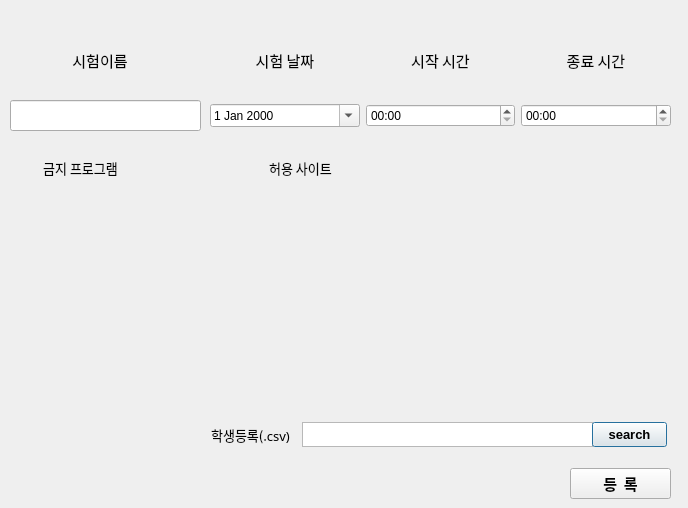
First picture: the form in DCheat_Client/DCheat/view/registerCourse.ui, repository DCheat/DCheat, before the edit.
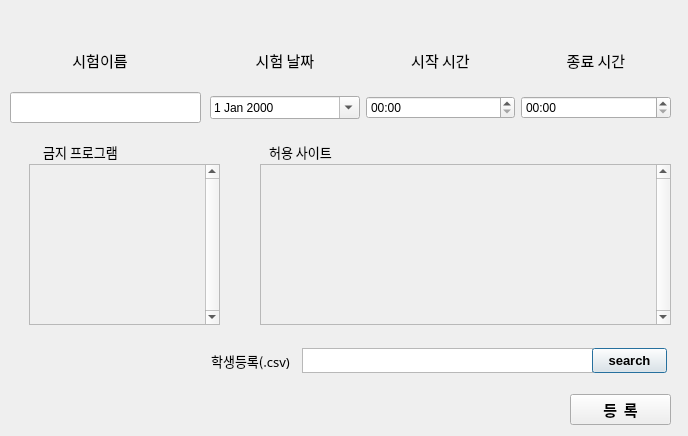
Second picture: the form after the edit.

The edit to the form file:
```diff
--- a/DCheat_Client/DCheat/view/registerCourse.ui
+++ b/DCheat_Client/DCheat/view/registerCourse.ui
@@ -7,7 +7,7 @@
     <x>0</x>
     <y>0</y>
     <width>688</width>
-    <height>508</height>
+    <height>436</height>
    </rect>
   </property>
   <property name="windowTitle">
@@ -105,7 +105,7 @@
    <property name="geometry">
     <rect>
      <x>210</x>
-     <y>79</y>
+     <y>71</y>
      <width>461</width>
      <height>73</height>
     </rect>
@@ -141,7 +141,7 @@
    <property name="geometry">
     <rect>
      <x>302</x>
-     <y>422</y>
+     <y>348</y>
      <width>291</width>
      <height>25</height>
     </rect>
@@ -151,7 +151,7 @@
    <property name="geometry">
     <rect>
      <x>592</x>
-     <y>422</y>
+     <y>348</y>
      <width>75</width>
      <height>25</height>
     </rect>
@@ -172,7 +172,7 @@
    <property name="geometry">
     <rect>
      <x>200</x>
-     <y>425</y>
+     <y>351</y>
      <width>101</width>
      <height>20</height>
     </rect>
@@ -194,7 +194,7 @@
    <property name="geometry">
     <rect>
      <x>570</x>
-     <y>468</y>
+     <y>394</y>
      <width>101</width>
      <height>31</height>
     </rect>
@@ -215,7 +215,7 @@
    <property name="geometry">
     <rect>
      <x>30</x>
-     <y>158</y>
+     <y>142</y>
      <width>101</width>
      <height>20</height>
     </rect>
@@ -233,33 +233,11 @@
     <set>Qt::AlignCenter</set>
    </property>
   </widget>
-  <widget class="QWidget" name="formLayoutWidget">
-   <property name="geometry">
-    <rect>
-     <x>30</x>
-     <y>180</y>
-     <width>201</width>
-     <height>231</height>
-    </rect>
-   </property>
-   <layout class="QFormLayout" name="formLayout"/>
-  </widget>
-  <widget class="QWidget" name="formLayoutWidget_2">
-   <property name="geometry">
-    <rect>
-     <x>250</x>
-     <y>180</y>
-     <width>371</width>
-     <height>231</height>
-    </rect>
-   </property>
-   <layout class="QFormLayout" name="formLayout_2"/>
-  </widget>
   <widget class="QLabel" name="label_10">
    <property name="geometry">
     <rect>
      <x>250</x>
-     <y>158</y>
+     <y>142</y>
      <width>101</width>
      <height>20</height>
     </rect>
@@ -281,12 +259,64 @@
    <property name="geometry">
     <rect>
      <x>10</x>
-     <y>100</y>
+     <y>92</y>
      <width>191</width>
      <height>31</height>
     </rect>
    </property>
   </widget>
+  <widget class="QScrollArea" name="scrollArea">
+   <property name="geometry">
+    <rect>
+     <x>29</x>
+     <y>164</y>
+     <width>191</width>
+     <height>161</height>
+    </rect>
+   </property>
+   <property name="verticalScrollBarPolicy">
+    <enum>Qt::ScrollBarAlwaysOn</enum>
+   </property>
+   <property name="widgetResizable">
+    <bool>true</bool>
+   </property>
+   <widget class="QWidget" name="scrollAreaWidgetContents">
+    <property name="geometry">
+     <rect>
+      <x>0</x>
+      <y>0</y>
+      <width>172</width>
+      <height>159</height>
+     </rect>
+    </property>
+   </widget>
+  </widget>
+  <widget class="QScrollArea" name="scrollArea_2">
+   <property name="geometry">
+    <rect>
+     <x>260</x>
+     <y>164</y>
+     <width>411</width>
+     <height>161</height>
+    </rect>
+   </property>
+   <property name="verticalScrollBarPolicy">
+    <enum>Qt::ScrollBarAlwaysOn</enum>
+   </property>
+   <property name="widgetResizable">
+    <bool>true</bool>
+   </property>
+   <widget class="QWidget" name="scrollAreaWidgetContents_2">
+    <property name="geometry">
+     <rect>
+      <x>0</x>
+      <y>0</y>
+      <width>392</width>
+      <height>159</height>
+     </rect>
+    </property>
+   </widget>
+  </widget>
  </widget>
  <resources/>
  <connections>
```
